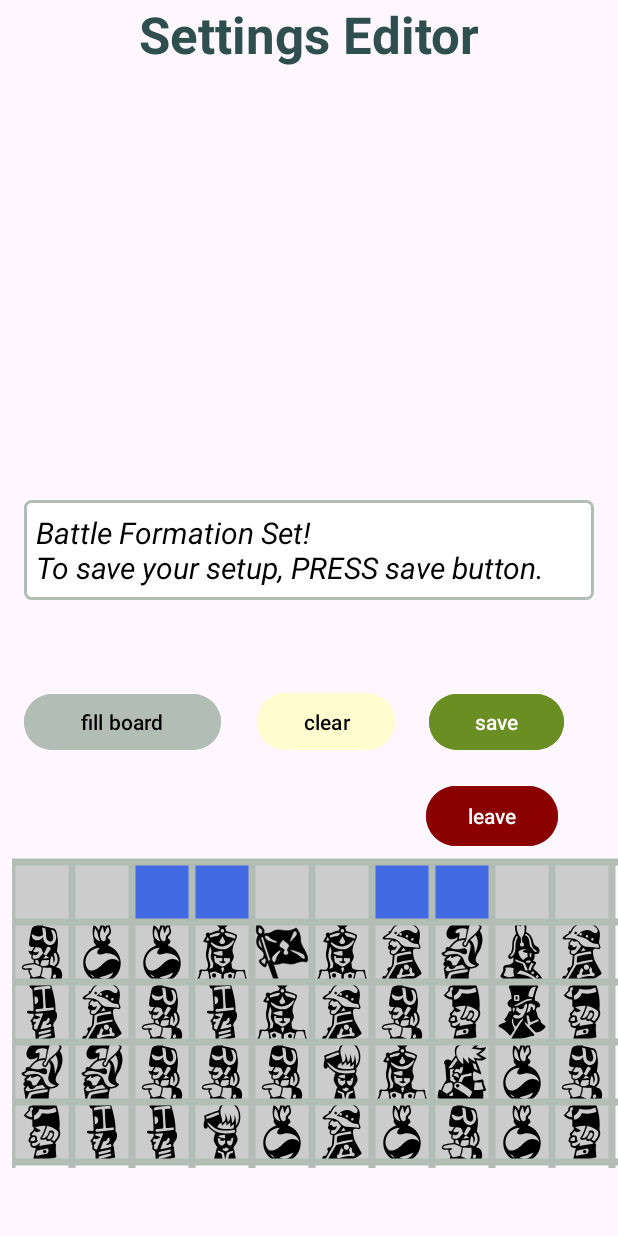
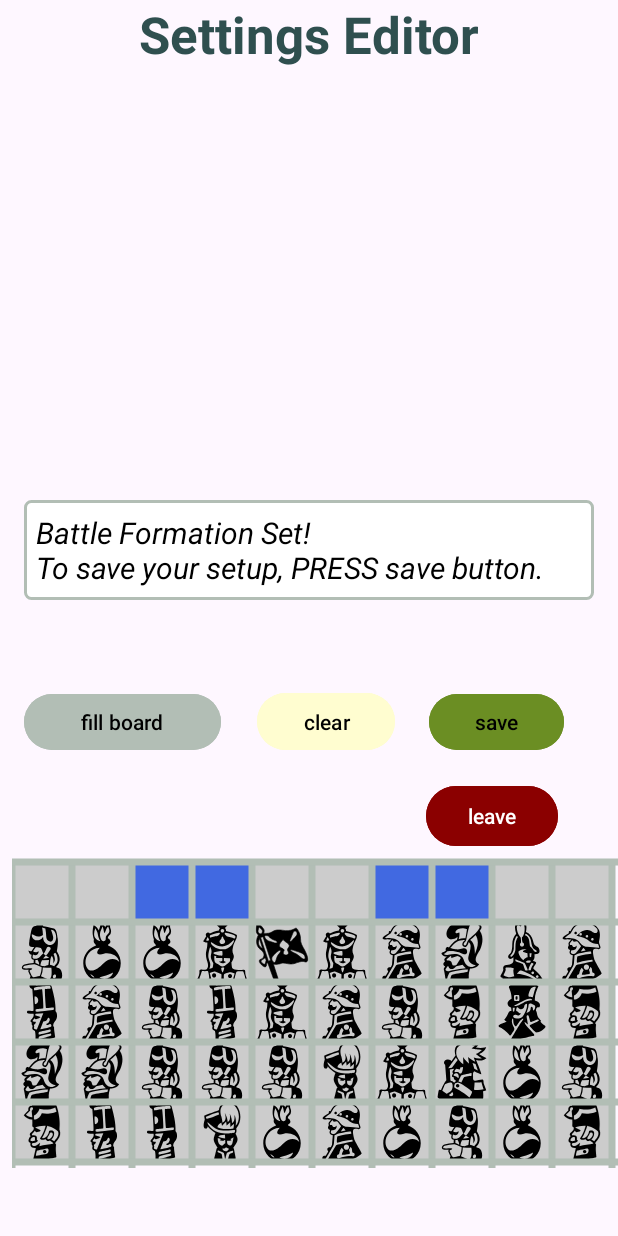
Before and after one commit to SE-II-group-do-1/stratego-app, an Android app: the fragment SettingsFragment placed in its activity, after a tap on "fill board", on a phone screen of 412 x 824 dp. Run offline under Robolectric (Android 15) with nearby library versions, the phone set to English and light mode, and no system bars; Roboto replaces fonts that are not available here; 1 other tap on this screen came first.

Commit message:
fix: change text color of setButtonDisabled to black

```diff
--- a/app/src/main/java/com/example/stratego_app/ui/SettingsFragment.java
+++ b/app/src/main/java/com/example/stratego_app/ui/SettingsFragment.java
@@ -50,6 +50,7 @@ public class SettingsFragment extends Fragment {
         Button saveGameSetUp = view.findViewById(R.id.saveButton);
         Button fillBoard = view.findViewById(R.id.fillButton);
         Button clearBoard = view.findViewById(R.id.clearButton);
+        setButtonDisabled(saveGameSetUp);
 
         GameBoardView gameBoardView = view.findViewById(R.id.settingsGameBoardView);
         gameBoardView.setConfigMode(false);
@@ -215,7 +216,7 @@ public class SettingsFragment extends Fragment {
     private void setButtonEnabled(Button button) {
         button.setEnabled(true);
         button.setAlpha(1.0f);
-        button.setTextColor(getResources().getColor(R.color.white));
+        button.setTextColor(getResources().getColor(R.color.black));
     }
 
 
```
